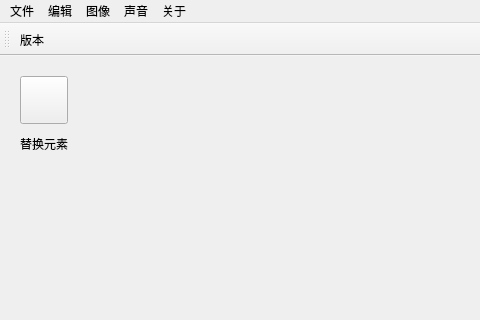
Before: the Qt Designer form ui/main.ui in JunDecNo/JunBox, drawn with Qt 5; both pictures show x 0 to 480 and y 0 to 320 of the 1306 by 884 pixel window.
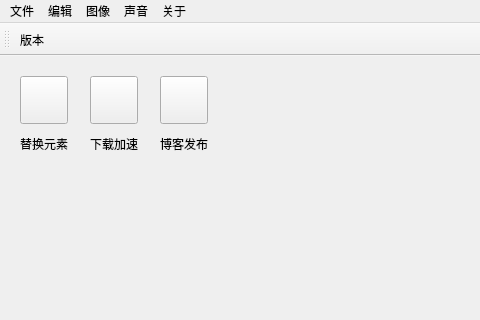
After: the same form once the commit is applied. Icons and pictures are not drawn.

What changed in the file:
```diff
--- a/ui/main.ui
+++ b/ui/main.ui
@@ -49,6 +49,82 @@
      <string>替换元素</string>
     </property>
    </widget>
+   <widget class="QPushButton" name="BtnGithub">
+    <property name="geometry">
+     <rect>
+      <x>90</x>
+      <y>20</y>
+      <width>48</width>
+      <height>48</height>
+     </rect>
+    </property>
+    <property name="layoutDirection">
+     <enum>Qt::LeftToRight</enum>
+    </property>
+    <property name="text">
+     <string/>
+    </property>
+    <property name="iconSize">
+     <size>
+      <width>48</width>
+      <height>48</height>
+     </size>
+    </property>
+   </widget>
+   <widget class="QLabel" name="label_github">
+    <property name="geometry">
+     <rect>
+      <x>90</x>
+      <y>80</y>
+      <width>48</width>
+      <height>16</height>
+     </rect>
+    </property>
+    <property name="text">
+     <string>下载加速</string>
+    </property>
+    <property name="alignment">
+     <set>Qt::AlignCenter</set>
+    </property>
+   </widget>
+   <widget class="QPushButton" name="BtnHexo">
+    <property name="geometry">
+     <rect>
+      <x>160</x>
+      <y>20</y>
+      <width>48</width>
+      <height>48</height>
+     </rect>
+    </property>
+    <property name="layoutDirection">
+     <enum>Qt::LeftToRight</enum>
+    </property>
+    <property name="text">
+     <string/>
+    </property>
+    <property name="iconSize">
+     <size>
+      <width>48</width>
+      <height>48</height>
+     </size>
+    </property>
+   </widget>
+   <widget class="QLabel" name="label_hexo">
+    <property name="geometry">
+     <rect>
+      <x>160</x>
+      <y>80</y>
+      <width>48</width>
+      <height>16</height>
+     </rect>
+    </property>
+    <property name="text">
+     <string>博客发布</string>
+    </property>
+    <property name="alignment">
+     <set>Qt::AlignCenter</set>
+    </property>
+   </widget>
   </widget>
   <widget class="QMenuBar" name="menubar">
    <property name="geometry">
```
